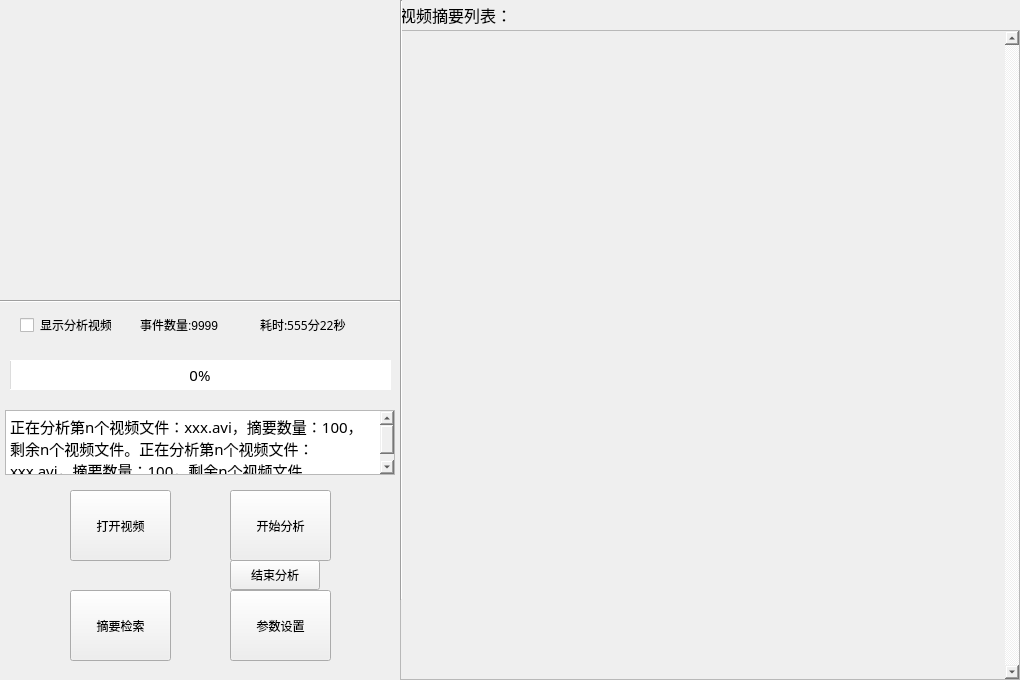
Above: VideoAbstract_QTver/VideoAbstract_QTver/VideoAbstract_QTver/videoabstract_qtver.ui from ronnyMakhuddin/motion-detect-tiqu before the change. Below: the same form after it.
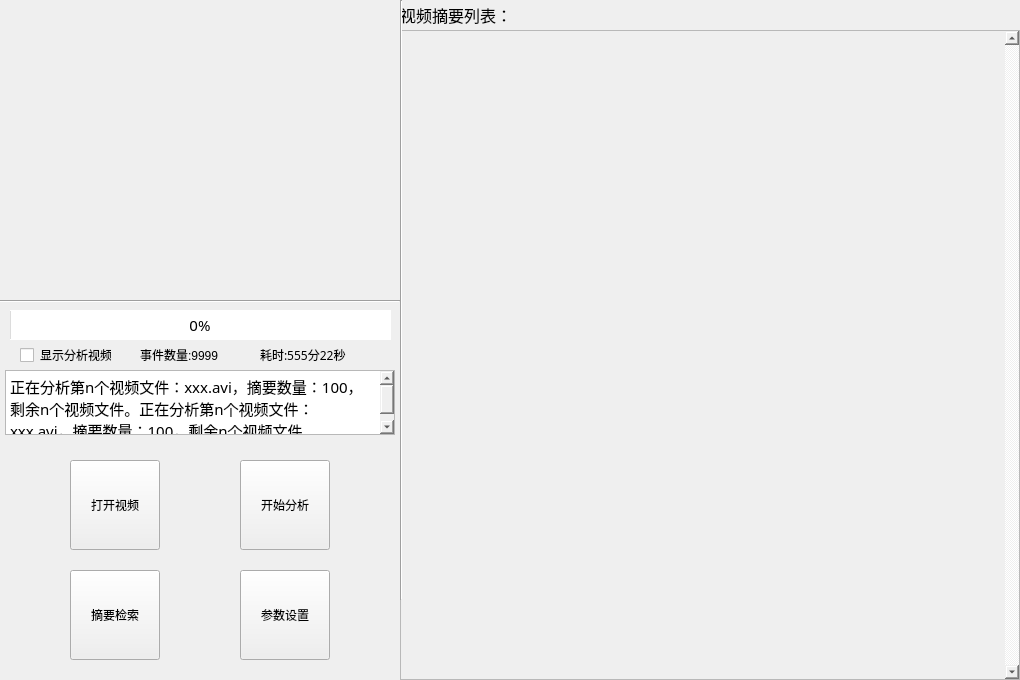
That is the form after the change. Icons and pictures are not drawn.

```diff
--- a/VideoAbstract_QTver/VideoAbstract_QTver/VideoAbstract_QTver/videoabstract_qtver.ui
+++ b/VideoAbstract_QTver/VideoAbstract_QTver/VideoAbstract_QTver/videoabstract_qtver.ui
@@ -48,9 +48,9 @@
     <property name="geometry">
      <rect>
       <x>70</x>
-      <y>190</y>
-      <width>101</width>
-      <height>71</height>
+      <y>160</y>
+      <width>90</width>
+      <height>90</height>
      </rect>
     </property>
     <property name="text">
@@ -60,10 +60,10 @@
    <widget class="QPushButton" name="setting_button">
     <property name="geometry">
      <rect>
-      <x>230</x>
-      <y>290</y>
-      <width>101</width>
-      <height>71</height>
+      <x>240</x>
+      <y>270</y>
+      <width>90</width>
+      <height>90</height>
      </rect>
     </property>
     <property name="text">
@@ -73,10 +73,10 @@
    <widget class="QPushButton" name="analysis_button">
     <property name="geometry">
      <rect>
-      <x>230</x>
-      <y>190</y>
-      <width>101</width>
-      <height>71</height>
+      <x>240</x>
+      <y>160</y>
+      <width>90</width>
+      <height>90</height>
      </rect>
     </property>
     <property name="styleSheet">
@@ -90,7 +90,7 @@
     <property name="geometry">
      <rect>
       <x>10</x>
-      <y>60</y>
+      <y>10</y>
       <width>381</width>
       <height>30</height>
      </rect>
@@ -112,7 +112,7 @@
     <property name="geometry">
      <rect>
       <x>260</x>
-      <y>10</y>
+      <y>40</y>
       <width>100</width>
       <height>30</height>
      </rect>
@@ -130,26 +130,13 @@
      <set>Qt::AlignJustify|Qt::AlignVCenter</set>
     </property>
    </widget>
-   <widget class="QPushButton" name="end_button">
-    <property name="geometry">
-     <rect>
-      <x>230</x>
-      <y>260</y>
-      <width>90</width>
-      <height>30</height>
-     </rect>
-    </property>
-    <property name="text">
-     <string>结束分析</string>
-    </property>
-   </widget>
    <widget class="QPushButton" name="search_button">
     <property name="geometry">
      <rect>
       <x>70</x>
-      <y>290</y>
-      <width>101</width>
-      <height>71</height>
+      <y>270</y>
+      <width>90</width>
+      <height>90</height>
      </rect>
     </property>
     <property name="text">
@@ -160,7 +147,7 @@
     <property name="geometry">
      <rect>
       <x>5</x>
-      <y>110</y>
+      <y>70</y>
       <width>390</width>
       <height>65</height>
      </rect>
@@ -186,7 +173,7 @@
     <property name="geometry">
      <rect>
       <x>20</x>
-      <y>10</y>
+      <y>40</y>
       <width>91</width>
       <height>30</height>
      </rect>
@@ -199,7 +186,7 @@
     <property name="geometry">
      <rect>
       <x>140</x>
-      <y>10</y>
+      <y>40</y>
       <width>91</width>
       <height>30</height>
      </rect>
```
